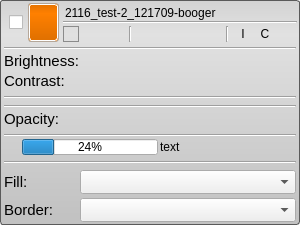
jessdtate/Seg3D, file Interface/AppInterface/LayerWidget.ui: the form before one commit.
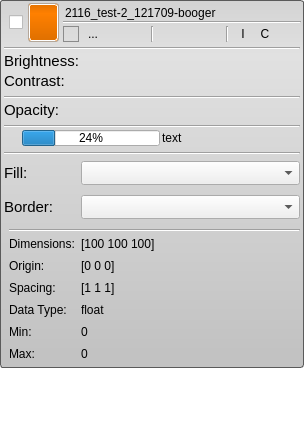
The form after the commit. Icons and pictures are not drawn.

Commit message: Implemented layer information tool. Added a class for grouping exclusive boolean state variables.

Patch:
```diff
--- a/Interface/AppInterface/LayerWidget.ui
+++ b/Interface/AppInterface/LayerWidget.ui
@@ -6,8 +6,8 @@
    <rect>
     <x>0</x>
     <y>0</y>
-    <width>300</width>
-    <height>239</height>
+    <width>304</width>
+    <height>438</height>
    </rect>
   </property>
   <property name="mouseTracking">
@@ -396,6 +396,33 @@
                  </property>
                 </widget>
                </item>
+               <item>
+                <widget class="QToolButton" name="info_button_">
+                 <property name="minimumSize">
+                  <size>
+                   <width>16</width>
+                   <height>16</height>
+                  </size>
+                 </property>
+                 <property name="maximumSize">
+                  <size>
+                   <width>16</width>
+                   <height>16</height>
+                  </size>
+                 </property>
+                 <property name="text">
+                  <string>...</string>
+                 </property>
+                 <property name="icon">
+                  <iconset resource="../../Resources/QtResources.qrc">
+                   <normaloff>:/Images/InfoOff.png</normaloff>
+                   <normalon>:/Images/Info.png</normalon>:/Images/InfoOff.png</iconset>
+                 </property>
+                 <property name="checkable">
+                  <bool>true</bool>
+                 </property>
+                </widget>
+               </item>
                <item>
                 <widget class="QToolButton" name="opacity_button_">
                  <property name="minimumSize">
@@ -480,7 +507,7 @@
                 </widget>
                </item>
                <item>
-                <widget class="QToolButton" name="color_button_">
+                <widget class="QToolButton" name="mask_property_button_">
                  <property name="minimumSize">
                   <size>
                    <width>16</width>
@@ -509,36 +536,6 @@
                  </property>
                 </widget>
                </item>
-               <item>
-                <widget class="QToolButton" name="fill_border_button_">
-                 <property name="minimumSize">
-                  <size>
-                   <width>16</width>
-                   <height>16</height>
-                  </size>
-                 </property>
-                 <property name="maximumSize">
-                  <size>
-                   <width>16</width>
-                   <height>16</height>
-                  </size>
-                 </property>
-                 <property name="toolTip">
-                  <string>Open the fill/border menu</string>
-                 </property>
-                 <property name="text">
-                  <string/>
-                 </property>
-                 <property name="icon">
-                  <iconset resource="../../Resources/QtResources.qrc">
-                   <normaloff>:/Images/BorderOff.png</normaloff>
-                   <normalon>:/Images/Border.png</normalon>:/Images/BorderOff.png</iconset>
-                 </property>
-                 <property name="checkable">
-                  <bool>true</bool>
-                 </property>
-                </widget>
-               </item>
                <item>
                 <widget class="QToolButton" name="brightness_contrast_button_">
                  <property name="minimumSize">
@@ -824,34 +821,6 @@
         </layout>
        </widget>
       </item>
-      <item>
-       <widget class="QWidget" name="color_bar_" native="true">
-        <layout class="QVBoxLayout" name="verticalLayout_5">
-         <property name="spacing">
-          <number>2</number>
-         </property>
-         <property name="leftMargin">
-          <number>4</number>
-         </property>
-         <property name="topMargin">
-          <number>2</number>
-         </property>
-         <property name="rightMargin">
-          <number>4</number>
-         </property>
-         <property name="bottomMargin">
-          <number>4</number>
-         </property>
-         <item>
-          <widget class="Line" name="line_3">
-           <property name="orientation">
-            <enum>Qt::Horizontal</enum>
-           </property>
-          </widget>
-         </item>
-        </layout>
-       </widget>
-      </item>
       <item>
        <widget class="QWidget" name="opacity_bar_" native="true">
         <layout class="QVBoxLayout" name="verticalLayout_7">
@@ -1030,7 +999,7 @@
        </widget>
       </item>
       <item>
-       <widget class="QWidget" name="border_bar_" native="true">
+       <widget class="QWidget" name="mask_property_bar_" native="true">
         <layout class="QVBoxLayout" name="verticalLayout_9">
          <property name="spacing">
           <number>2</number>
@@ -1060,6 +1029,9 @@
            </property>
           </widget>
          </item>
+         <item>
+          <layout class="QVBoxLayout" name="color_widget_layout_"/>
+         </item>
          <item>
           <widget class="QWidget" name="widget_8" native="true">
            <property name="minimumSize">
@@ -1179,6 +1151,226 @@
         </layout>
        </widget>
       </item>
+      <item>
+       <widget class="QWidget" name="info_bar_" native="true">
+        <layout class="QVBoxLayout" name="verticalLayout_6">
+         <property name="spacing">
+          <number>2</number>
+         </property>
+         <property name="leftMargin">
+          <number>9</number>
+         </property>
+         <property name="topMargin">
+          <number>2</number>
+         </property>
+         <property name="rightMargin">
+          <number>4</number>
+         </property>
+         <property name="bottomMargin">
+          <number>4</number>
+         </property>
+         <item>
+          <widget class="Line" name="line_4">
+           <property name="orientation">
+            <enum>Qt::Horizontal</enum>
+           </property>
+          </widget>
+         </item>
+         <item>
+          <layout class="QHBoxLayout" name="dimensions_layout_">
+           <item>
+            <widget class="QLabel" name="label_3">
+             <property name="minimumSize">
+              <size>
+               <width>0</width>
+               <height>20</height>
+              </size>
+             </property>
+             <property name="maximumSize">
+              <size>
+               <width>70</width>
+               <height>20</height>
+              </size>
+             </property>
+             <property name="text">
+              <string>Dimensions:</string>
+             </property>
+            </widget>
+           </item>
+           <item>
+            <widget class="QLabel" name="dimensions_label_">
+             <property name="text">
+              <string>[100 100 100]</string>
+             </property>
+            </widget>
+           </item>
+          </layout>
+         </item>
+         <item>
+          <layout class="QHBoxLayout" name="horizontalLayout_5">
+           <item>
+            <widget class="QLabel" name="label_5">
+             <property name="minimumSize">
+              <size>
+               <width>0</width>
+               <height>20</height>
+              </size>
+             </property>
+             <property name="maximumSize">
+              <size>
+               <width>70</width>
+               <height>20</height>
+              </size>
+             </property>
+             <property name="text">
+              <string>Origin:</string>
+             </property>
+            </widget>
+           </item>
+           <item>
+            <widget class="QLabel" name="origin_label_">
+             <property name="text">
+              <string>[0 0 0]</string>
+             </property>
+            </widget>
+           </item>
+          </layout>
+         </item>
+         <item>
+          <layout class="QHBoxLayout" name="horizontalLayout_10">
+           <item>
+            <widget class="QLabel" name="label_7">
+             <property name="minimumSize">
+              <size>
+               <width>0</width>
+               <height>20</height>
+              </size>
+             </property>
+             <property name="maximumSize">
+              <size>
+               <width>70</width>
+               <height>20</height>
+              </size>
+             </property>
+             <property name="text">
+              <string>Spacing:</string>
+             </property>
+            </widget>
+           </item>
+           <item>
+            <widget class="QLabel" name="spacing_label_">
+             <property name="text">
+              <string>[1 1 1]</string>
+             </property>
+            </widget>
+           </item>
+          </layout>
+         </item>
+         <item>
+          <widget class="QWidget" name="datainfo_widget_" native="true">
+           <layout class="QVBoxLayout" name="verticalLayout_11">
+            <property name="spacing">
+             <number>2</number>
+            </property>
+            <property name="margin">
+             <number>0</number>
+            </property>
+            <item>
+             <layout class="QHBoxLayout" name="horizontalLayout_11">
+              <item>
+               <widget class="QLabel" name="label_9">
+                <property name="minimumSize">
+                 <size>
+                  <width>0</width>
+                  <height>20</height>
+                 </size>
+                </property>
+                <property name="maximumSize">
+                 <size>
+                  <width>70</width>
+                  <height>20</height>
+                 </size>
+                </property>
+                <property name="text">
+                 <string>Data Type:</string>
+                </property>
+               </widget>
+              </item>
+              <item>
+               <widget class="QLabel" name="datatype_label_">
+                <property name="text">
+                 <string>float</string>
+                </property>
+               </widget>
+              </item>
+             </layout>
+            </item>
+            <item>
+             <layout class="QHBoxLayout" name="horizontalLayout_12">
+              <item>
+               <widget class="QLabel" name="label_11">
+                <property name="minimumSize">
+                 <size>
+                  <width>0</width>
+                  <height>20</height>
+                 </size>
+                </property>
+                <property name="maximumSize">
+                 <size>
+                  <width>70</width>
+                  <height>20</height>
+                 </size>
+                </property>
+                <property name="text">
+                 <string>Min:</string>
+                </property>
+               </widget>
+              </item>
+              <item>
+               <widget class="QLabel" name="min_label_">
+                <property name="text">
+                 <string>0</string>
+                </property>
+               </widget>
+              </item>
+             </layout>
+            </item>
+            <item>
+             <layout class="QHBoxLayout" name="horizontalLayout_13">
+              <item>
+               <widget class="QLabel" name="label_12">
+                <property name="minimumSize">
+                 <size>
+                  <width>0</width>
+                  <height>20</height>
+                 </size>
+                </property>
+                <property name="maximumSize">
+                 <size>
+                  <width>70</width>
+                  <height>20</height>
+                 </size>
+                </property>
+                <property name="text">
+                 <string>Max:</string>
+                </property>
+               </widget>
+              </item>
+              <item>
+               <widget class="QLabel" name="max_label_">
+                <property name="text">
+                 <string>0</string>
+                </property>
+               </widget>
+              </item>
+             </layout>
+            </item>
+           </layout>
+          </widget>
+         </item>
+        </layout>
+       </widget>
+      </item>
      </layout>
     </widget>
    </item>
```
The commit also changes 12 other files.
